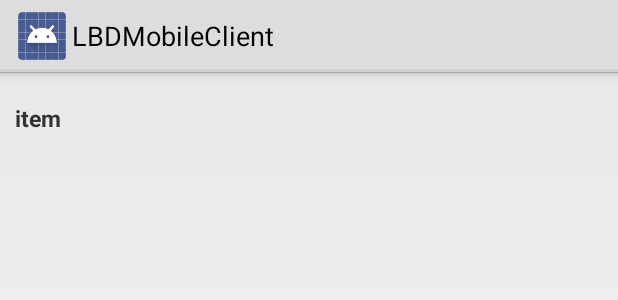
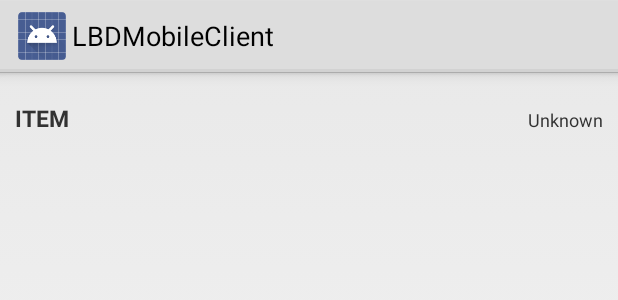
Before and after one commit to tttro/projektityokurssi, an Android app: the layout listview_single_row.xml on its own in the app's theme, with its tools: preview values and no code run, on a phone screen of 412 x 824 dp. Shown: the top 300 px of the screen. Run offline under Robolectric (Android 15) with nearby library versions, the phone set to English and light mode, and no system bars.

Commit message:
Continued UI implementation. Added distances to list view.

```diff
--- a/mobile/LBDMobileClient/app/src/main/AndroidManifest.xml
+++ b/mobile/LBDMobileClient/app/src/main/AndroidManifest.xml
@@ -65,11 +65,6 @@
             android:label="@string/title_activity_details"
             android:theme="@android:style/Theme.Holo.Light.NoActionBar" >
         </activity>
-        <activity
-            android:name=".FinderActivity"
-            android:label="@string/title_activity_finder"
-            android:theme="@android:style/Theme.Holo.Light.NoActionBar">
-        </activity>
     </application>
 
 </manifest>
--- a/mobile/LBDMobileClient/app/src/main/java/fi/lbd/mobile/fragments/ObjectListFragment.java
+++ b/mobile/LBDMobileClient/app/src/main/java/fi/lbd/mobile/fragments/ObjectListFragment.java
@@ -222,6 +222,7 @@ public class ObjectListFragment extends ListFragment {
 
     // TODO: search functionality
     public void performSearch(){
+        this.locationHandler.updateCachedLocation();
         statusText.setText(R.string.showing_results);
         statusText.setBackgroundColor(getActivity().getResources().
                 getColor(R.color.search_results_background));
@@ -229,6 +230,7 @@ public class ObjectListFragment extends ListFragment {
 
     // TODO: User location functionality
     public void showNearestObjects(){
+        this.locationHandler.updateCachedLocation();
         statusText.setText(R.string.showing_nearest);
         statusText.setBackgroundColor(getActivity().getResources().
                 getColor(R.color.near_objects_background));
--- /dev/null
+++ b/mobile/LBDMobileClient/app/src/main/res/anim/fadein.xml
@@ -0,0 +1,4 @@
+<?xml version="1.0" encoding="utf-8"?>
+<alpha xmlns:android="http://schemas.android.com/apk/res/android"
+    android:interpolator="@android:anim/accelerate_interpolator"
+    android:fromAlpha="0.0" android:toAlpha="1.0" android:duration="200" />
--- /dev/null
+++ b/mobile/LBDMobileClient/app/src/main/res/anim/fadeout.xml
@@ -0,0 +1,5 @@
+<?xml version="1.0" encoding="utf-8"?>
+
+<alpha xmlns:android="http://schemas.android.com/apk/res/android"
+    android:interpolator="@android:anim/accelerate_interpolator"
+    android:fromAlpha="1.0" android:toAlpha="0.0" android:duration="200" />
--- a/mobile/LBDMobileClient/app/src/main/res/layout/listview_single_row.xml
+++ b/mobile/LBDMobileClient/app/src/main/res/layout/listview_single_row.xml
@@ -1,17 +1,26 @@
-<RelativeLayout xmlns:android="http://schemas.android.com/apk/res/android"
+<LinearLayout xmlns:android="http://schemas.android.com/apk/res/android"
     android:layout_width="match_parent"
     android:layout_height="match_parent"
+    android:orientation="horizontal"
     android:padding="10dp">
 
     <TextView
         android:id="@+id/textViewObjectId"
-        android:layout_width="match_parent"
+        android:layout_width="0dp"
+        android:layout_weight="1"
         android:layout_height="wrap_content"
-        android:layout_alignParentTop="true"
-        android:text="item"
+        android:text="@string/item"
         android:textSize="@dimen/listview_big_text_size"
         android:textStyle="bold"
         android:paddingBottom="10dp"
         android:paddingTop="10dp"/>
 
-</RelativeLayout>
+    <TextView
+        android:id="@+id/textViewDistance"
+        android:layout_width="wrap_content"
+        android:layout_weight="0"
+        android:layout_height="wrap_content"
+        android:textSize="@dimen/listview_small_text_size"
+        android:text="@string/unknown" />
+
+</LinearLayout>
--- a/mobile/LBDMobileClient/app/src/main/res/values/api-keys.xml
+++ b/mobile/LBDMobileClient/app/src/main/res/values/api-keys.xml
@@ -1,4 +1,4 @@
 <?xml version="1.0" encoding="utf-8"?>
 <resources>
-    <string name="GoogleMapsApiKey">XXXXXX-Y</string>
+    <string name="GoogleMapsApiKey">AIzaSyBhOAsHPyjRpD_ofO7XBw9mUHJ9KMJuG-Y</string>
 </resources>
```
Also changed, not shown: mobile/LBDMobileClient/app/src/main/java/fi/lbd/mobile/DetailsActivity.java (+6 -3 lines), mobile/LBDMobileClient/app/src/main/java/fi/lbd/mobile/ListActivity.java (+13 -4 lines), mobile/LBDMobileClient/app/src/main/java/fi/lbd/mobile/adapters/ListDetailsAdapter.java (renamed from mobile/LBDMobileClient/app/src/main/java/fi/lbd/mobile/adapters/ListBriefDetailsAdapter.java, +10 -12 lines), mobile/LBDMobileClient/app/src/main/java/fi/lbd/mobile/adapters/ListExpandableAdapter.java (+23 -43 lines), mobile/LBDMobileClient/app/src/main/java/fi/lbd/mobile/location/LocationHandler.java (+18 -0 lines), mobile/LBDMobileClient/app/src/main/res/layout/listview_expanded_row.xml (+16 -15 lines), mobile/LBDMobileClient/app/src/main/res/values/strings.xml (+2 -14 lines).
